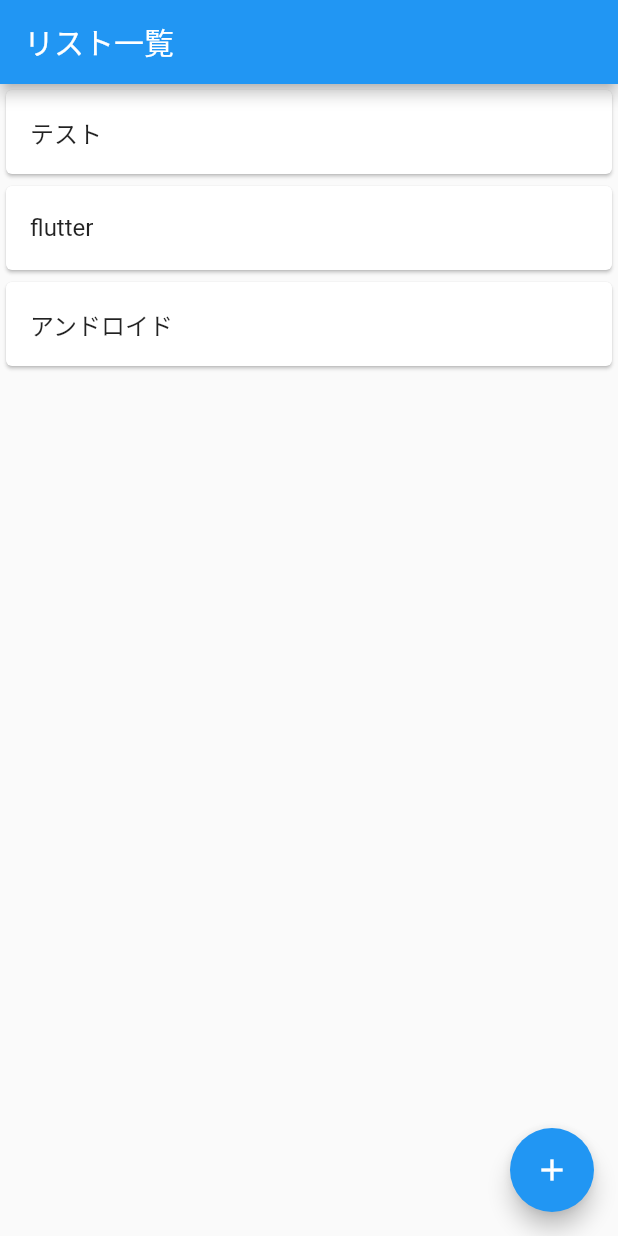
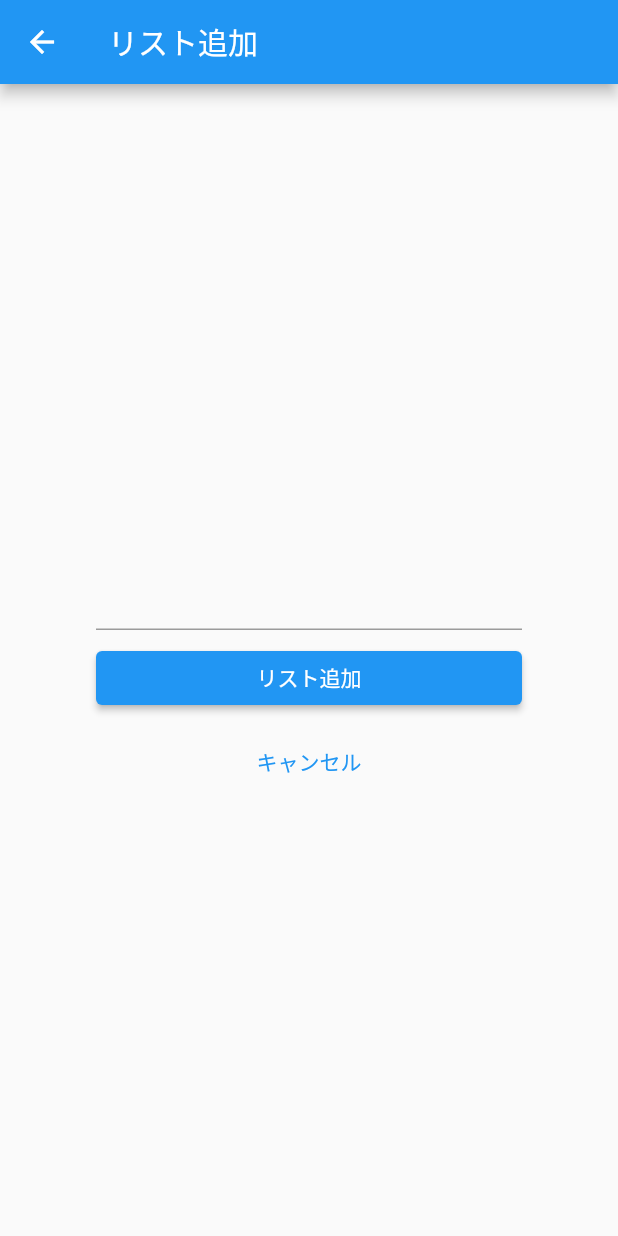
Before and after one commit to MY-CODE-1981/task_app, a Flutter app: the screen it shows after launch, after a tap on the "add" icon, on a phone screen of 412 x 824 dp. Run offline on Flutter 3.47's test engine with Material 2 defaults, Android fonts, the phone set to English and light mode, and no system bars.

Commit message:
add StatefulWidget of TodoAddPage

```diff
--- a/lib/main.dart
+++ b/lib/main.dart
@@ -32,7 +32,7 @@ class TodoListPage extends StatefulWidget {
 
 class _TodoListPageState extends State<TodoListPage> {
   // Todoリストのデータ
-  List<String> todoList = ['テスト', 'flutter', 'アンドロイド'];
+  List<String> todoList = [];
 
   @override
   Widget build(BuildContext context) {
@@ -54,24 +54,95 @@ class _TodoListPageState extends State<TodoListPage> {
       ),
       floatingActionButton: FloatingActionButton(
         onPressed: () async {
-        //   // "push"で新規画面に遷移
-        //   // リスト追加画面から渡される値を受け取る
-        //   final newListText = await Navigator.of(context).push(
-        //     MaterialPageRoute(builder: (context) {
-        //       // 遷移先の画面としてリスト追加画面を指定
-        //       return TodoAddPage();
-        //     }),
-        //   );
-        //   if (newListText != null) {
-        //     // キャンセルした場合は newListText が null となるので注意
-        //     setState(() {
-        //       // リスト追加
-        //       todoList.add(newListText);
-        //     });
-        //   }
+          // "push"で新規画面に遷移
+          // リスト追加画面から渡される値を受け取る
+          final newListText = await Navigator.of(context).push(
+            MaterialPageRoute(builder: (context) {
+              // 遷移先の画面としてリスト追加画面を指定
+              return TodoAddPage();
+            }),
+          );
+          if (newListText != null) {
+            // キャンセルした場合は newListText が null となるので注意
+            setState(() {
+              // リスト追加
+              todoList.add(newListText);
+            });
+          }
         },
         child: Icon(Icons.add),
       ),
     );
   }
 }
+
+class TodoAddPage extends StatefulWidget {
+  @override
+  _TodoAddPageState createState() => _TodoAddPageState();
+}
+
+class _TodoAddPageState extends State<TodoAddPage> {
+  // 入力されたテキストをデータとして持つ
+  String _text = '';
+
+  // データを元に表示するWidget
+  @override
+  Widget build(BuildContext context) {
+    return Scaffold(
+      appBar: AppBar(
+        title: Text('リスト追加'),
+      ),
+      body: Container(
+        // 余白を付ける
+        padding: EdgeInsets.all(64),
+        child: Column(
+          mainAxisAlignment: MainAxisAlignment.center,
+          children: <Widget>[
+            // 入力されたテキストを表示
+            Text(_text, style: TextStyle(color: Colors.blue)),
+            const SizedBox(height: 8),
+            // テキスト入力
+            TextField(
+              // 入力されたテキストの値を受け取る（valueが入力されたテキスト）
+              onChanged: (String value) {
+                // データが変更したことを知らせる（画面を更新する）
+                setState(() {
+                  // データを変更
+                  _text = value;
+                });
+              },
+            ),
+            const SizedBox(height: 8),
+            Container(
+              // 横幅いっぱいに広げる
+              width: double.infinity,
+              // リスト追加ボタン
+              child: ElevatedButton(
+                onPressed: () {
+                  // "pop"で前の画面に戻る
+                  // "pop"の引数から前の画面にデータを渡す
+                  Navigator.of(context).pop(_text);
+                },
+                child: Text('リスト追加', style: TextStyle(color: Colors.white)),
+              ),
+            ),
+            const SizedBox(height: 8),
+            Container(
+              // 横幅いっぱいに広げる
+              width: double.infinity,
+              // キャンセルボタン
+              child: TextButton(
+                // ボタンをクリックした時の処理
+                onPressed: () {
+                  // "pop"で前の画面に戻る
+                  Navigator.of(context).pop();
+                },
+                child: Text('キャンセル'),
+              ),
+            ),
+          ],
+        ),
+      ),
+    );
+  }
+}
```
